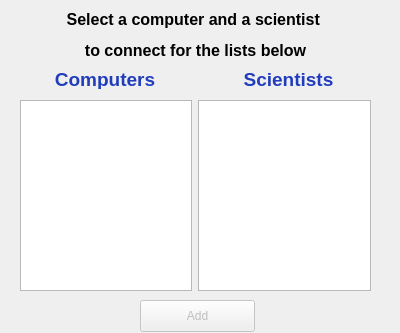
Qt form vika3/week3/addconnectionsdialog.ui (axelboga/hopur32) before a commit.
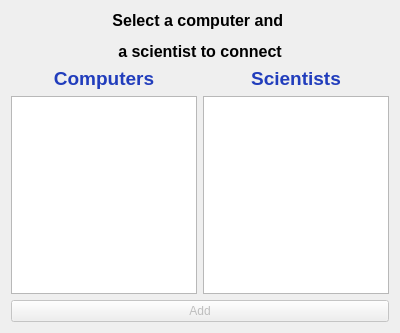
The same form after that commit.

Commit message: Resize tab og UI fiff

```diff
--- a/vika3/week3/addconnectionsdialog.ui
+++ b/vika3/week3/addconnectionsdialog.ui
@@ -13,76 +13,15 @@
   <property name="windowTitle">
    <string>Add connections</string>
   </property>
-  <widget class="QPushButton" name="button_add_connections">
-   <property name="enabled">
-    <bool>false</bool>
-   </property>
-   <property name="geometry">
-    <rect>
-     <x>140</x>
-     <y>300</y>
-     <width>115</width>
-     <height>32</height>
-    </rect>
-   </property>
-   <property name="text">
-    <string>Add</string>
-   </property>
-  </widget>
-  <widget class="QWidget" name="horizontalLayoutWidget">
-   <property name="geometry">
-    <rect>
-     <x>20</x>
-     <y>100</y>
-     <width>351</width>
-     <height>191</height>
-    </rect>
-   </property>
-   <layout class="QHBoxLayout" name="horizontalLayout">
+  <layout class="QVBoxLayout" name="verticalLayout">
     <item>
-     <widget class="QListWidget" name="list_computers_add_connections">
-      <property name="selectionMode">
-       <enum>QAbstractItemView::SingleSelection</enum>
-      </property>
-      <property name="selectionBehavior">
-       <enum>QAbstractItemView::SelectItems</enum>
-      </property>
-     </widget>
-    </item>
-    <item>
-     <widget class="QListWidget" name="list_scientists_add_connections">
-      <property name="selectionMode">
-       <enum>QAbstractItemView::MultiSelection</enum>
-      </property>
-      <property name="selectionBehavior">
-       <enum>QAbstractItemView::SelectItems</enum>
-      </property>
-     </widget>
-    </item>
-   </layout>
-  </widget>
   <widget class="QLabel" name="label">
-   <property name="geometry">
-    <rect>
-     <x>20</x>
-     <y>10</y>
-     <width>351</width>
-     <height>51</height>
-    </rect>
-   </property>
    <property name="text">
-    <string>&lt;html&gt;&lt;head/&gt;&lt;body&gt;&lt;p align=&quot;center&quot;&gt;&lt;span style=&quot; font-size:12pt; font-weight:600;&quot;&gt;Select a computer and a scientist &lt;/span&gt;&lt;/p&gt;&lt;p align=&quot;center&quot;&gt;&lt;span style=&quot; font-size:12pt; font-weight:600;&quot;&gt;to connect for the lists below&lt;/span&gt;&lt;/p&gt;&lt;/body&gt;&lt;/html&gt;</string>
-   </property>
-  </widget>
-  <widget class="QWidget" name="layoutWidget">
-   <property name="geometry">
-    <rect>
-     <x>16</x>
-     <y>68</y>
-     <width>361</width>
-     <height>21</height>
-    </rect>
-   </property>
+      <string>&lt;html&gt;&lt;head/&gt;&lt;body&gt;&lt;p align=&quot;center&quot;&gt;&lt;span style=&quot; font-size:12pt; font-weight:600;&quot;&gt;Select a computer and &lt;/span&gt;&lt;/p&gt;&lt;p align=&quot;center&quot;&gt;&lt;span style=&quot; font-size:12pt; font-weight:600;&quot;&gt;a scientist to connect&lt;/span&gt;&lt;/p&gt;&lt;/body&gt;&lt;/html&gt;</string>
+     </property>
+    </widget>
+   </item>
+   <item>
    <layout class="QHBoxLayout" name="horizontalLayout_4">
     <item>
      <widget class="QLabel" name="label_connections_computer">
@@ -99,7 +38,42 @@
      </widget>
     </item>
    </layout>
-  </widget>
+   </item>
+   <item>
+    <layout class="QHBoxLayout" name="horizontalLayout">
+     <item>
+      <widget class="QListWidget" name="list_computers_add_connections">
+       <property name="selectionMode">
+        <enum>QAbstractItemView::SingleSelection</enum>
+       </property>
+       <property name="selectionBehavior">
+        <enum>QAbstractItemView::SelectItems</enum>
+       </property>
+      </widget>
+     </item>
+     <item>
+      <widget class="QListWidget" name="list_scientists_add_connections">
+       <property name="selectionMode">
+        <enum>QAbstractItemView::MultiSelection</enum>
+       </property>
+       <property name="selectionBehavior">
+        <enum>QAbstractItemView::SelectItems</enum>
+       </property>
+      </widget>
+     </item>
+    </layout>
+   </item>
+   <item>
+    <widget class="QPushButton" name="button_add_connections">
+     <property name="enabled">
+      <bool>false</bool>
+     </property>
+     <property name="text">
+      <string>Add</string>
+     </property>
+    </widget>
+   </item>
+  </layout>
  </widget>
  <resources/>
  <connections/>
```
Lines whose indentation alone changed are shown as unchanged. The commit also changes 4 other files.
